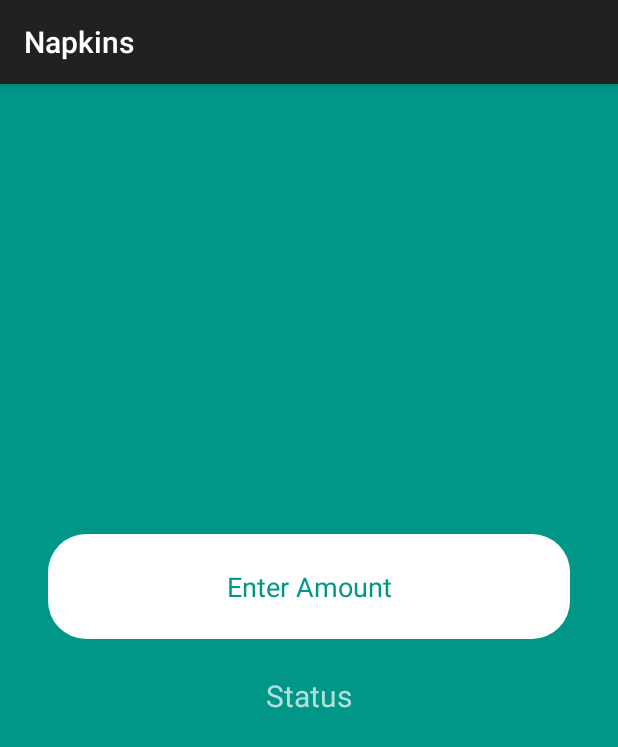
After one commit to kamaljohnson/rit-sanitary-napkins-soft, an Android app: the SendMoneyFromWalletPt2 screen opened directly, with no data from a screen before it, on a phone screen of 412 x 824 dp. The commit adds this screen. Shown: the top 747 px of the screen. Run offline under Robolectric (Android 15) with nearby library versions, the light colour scheme and no system bars; our stand-ins replace Firebase (no records; nobody signed in at launch, a user with empty details on screens opened directly); 1 statement that could not run was skipped.

Commit message:
updating on wallet transaction

```diff
--- a/rit-sanitary-napkins-soft/app/src/main/java/com/xborggames/ivending/LoginActivity.kt
+++ b/rit-sanitary-napkins-soft/app/src/main/java/com/xborggames/ivending/LoginActivity.kt
@@ -16,7 +16,7 @@ class LoginActivity : AppCompatActivity() {
         setContentView(R.layout.activity_login)
 
         sign_in.setOnClickListener {
-            val username = username_edit_text.text.toString()
+            val username = amount_text.text.toString()
             val email = signin_email_edit_text.text.toString()
             val password = signin_password_edit_text.text.toString()
 
@@ -52,7 +52,7 @@ class LoginActivity : AppCompatActivity() {
 
         val user = User (
             uid = uid,
-            username = username_edit_text.text.toString(),
+            username = amount_text.text.toString(),
             wallet = 0,
             mid = "",
             pin = ""
--- /dev/null
+++ b/rit-sanitary-napkins-soft/app/src/main/java/com/xborggames/ivending/SendMoneyFromWalletPt2.kt
@@ -0,0 +1,62 @@
+package com.xborggames.ivending
+
+import android.annotation.SuppressLint
+import android.content.Intent
+import android.support.v7.app.AppCompatActivity
+import android.os.Bundle
+import android.view.View
+import android.widget.Toast
+import com.google.firebase.auth.FirebaseAuth
+import com.google.firebase.database.*
+import kotlinx.android.synthetic.main.activity_send_money_from_wallet_pt2.*
+
+class SendMoneyFromWalletPt2 : AppCompatActivity() {
+
+    private lateinit var database: DatabaseReference
+    private lateinit var postReference: DatabaseReference
+
+    var transaction_id = ""
+
+    override fun onCreate(savedInstanceState: Bundle?) {
+        super.onCreate(savedInstanceState)
+        setContentView(R.layout.activity_send_money_from_wallet_pt2)
+
+        val uid = FirebaseAuth.getInstance().uid ?: ""
+
+        transaction_id = intent.getStringExtra("transaction_id")
+        postReference = FirebaseDatabase.getInstance().reference.child("transactions").child(transaction_id)
+        if(transaction_status.text != "INVALID" && amount_text.text.toString().toInt() > 0) {
+            send_button.visibility = View.VISIBLE
+        }
+        else
+        {
+            send_button.visibility = View.INVISIBLE
+        }
+
+    }
+
+    override fun onStart() {
+        super.onStart()
+        database = FirebaseDatabase.getInstance().reference
+
+        val postListener = object : ValueEventListener {
+            override fun onCancelled(p0: DatabaseError) {
+
+            }
+
+            @SuppressLint("SetTextI18n")
+            override fun onDataChange(dataSnapshot: DataSnapshot) {
+                // Get Post object and use the values to update the UI
+                val transaction = dataSnapshot.getValue(SendMoneyFromWallet.Transactions::class.java)
+                if (transaction != null) {
+                    if(transaction.status == "invalid") {
+                        transaction_status.text = "INVALID"
+                    }else {
+                        transaction_status.text = "VALID"
+                    }
+                }
+            }
+        }
+        postReference.addValueEventListener(postListener)
+    }
+}
--- a/rit-sanitary-napkins-soft/app/src/main/res/layout/activity_item_details_pop_up.xml
+++ b/rit-sanitary-napkins-soft/app/src/main/res/layout/activity_item_details_pop_up.xml
@@ -21,15 +21,18 @@
             android:background="@drawable/rounded_button"/>
     <TextView
             android:text="0Rs"
+            android:textColor="@color/text_color"
             android:layout_width="0dp"
             android:layout_height="70dp"
-            android:id="@+id/item_cost_text" android:layout_marginBottom="100dp"
+            android:id="@+id/item_cost_text"
+            android:layout_marginBottom="100dp"
             app:layout_constraintBottom_toTopOf="@+id/buy_button" app:layout_constraintEnd_toEndOf="@+id/buy_button"
             app:layout_constraintStart_toStartOf="@+id/buy_button"
             android:textAlignment="center"
             android:textSize="50dp"/>
     <TextView
             android:text="wallet balane"
+            android:textColor="@color/text_color"
             android:layout_width="wrap_content"
             android:layout_height="wrap_content"
             android:id="@+id/textView2" app:layout_constraintStart_toStartOf="parent" android:layout_marginLeft="8dp"
@@ -41,6 +44,7 @@
     <TextView
             android:text="100Rs"
             android:layout_width="wrap_content"
+            android:textColor="@color/text_color"
             android:layout_height="wrap_content"
             android:id="@+id/wallet_balance_text"
             app:layout_constraintStart_toEndOf="@+id/textView2"
--- a/rit-sanitary-napkins-soft/app/src/main/res/layout/activity_main.xml
+++ b/rit-sanitary-napkins-soft/app/src/main/res/layout/activity_main.xml
@@ -5,7 +5,7 @@
         xmlns:app="http://schemas.android.com/apk/res-auto"
         android:layout_width="match_parent"
         android:layout_height="match_parent"
-        tools:context=".QRCodeScanner" android:background="@color/sub_background">
+        tools:context=".QRCodeScanner" android:background="@color/main_background">
 
     <Button
             android:layout_width="0dp"
--- a/rit-sanitary-napkins-soft/app/src/main/res/layout/activity_qrcode_scanner.xml
+++ b/rit-sanitary-napkins-soft/app/src/main/res/layout/activity_qrcode_scanner.xml
@@ -5,7 +5,7 @@
         xmlns:app="http://schemas.android.com/apk/res-auto"
         android:layout_width="match_parent"
         android:layout_height="match_parent"
-        android:background="@color/sub_background"
+        android:background="@color/main_background"
         tools:context=".QRCodeScanner">
 
     <SurfaceView
@@ -31,6 +31,7 @@
             android:text="Get Item Details"
             android:layout_width="0dp"
             android:layout_height="70dp"
+            android:visibility="invisible"
             android:id="@+id/get_item_details_button" android:layout_marginBottom="8dp"
             app:layout_constraintBottom_toBottomOf="parent" app:layout_constraintEnd_toEndOf="parent"
             android:layout_marginEnd="32dp" android:layout_marginRight="32dp"
--- a/rit-sanitary-napkins-soft/app/src/main/res/layout/activity_receive_modny_from_wallet.xml
+++ b/rit-sanitary-napkins-soft/app/src/main/res/layout/activity_receive_modny_from_wallet.xml
@@ -5,7 +5,7 @@
         xmlns:app="http://schemas.android.com/apk/res-auto"
         android:layout_width="match_parent"
         android:layout_height="match_parent"
-        android:background="@color/sub_background"
+        android:background="@color/main_background"
         tools:context=".ReceiveMoneyFromWallet">
 
     <ImageView
--- /dev/null
+++ b/rit-sanitary-napkins-soft/app/src/main/res/layout/activity_send_money_from_wallet_pt2.xml
@@ -0,0 +1,50 @@
+<?xml version="1.0" encoding="utf-8"?>
+<android.support.constraint.ConstraintLayout
+        xmlns:android="http://schemas.android.com/apk/res/android"
+        xmlns:tools="http://schemas.android.com/tools"
+        xmlns:app="http://schemas.android.com/apk/res-auto"
+        android:layout_width="match_parent"
+        android:layout_height="match_parent"
+        android:background="@color/main_background"
+        tools:context=".SendMoneyFromWalletPt2">
+
+    <EditText
+            android:layout_width="0dp"
+            android:layout_height="70dp"
+            android:inputType="numberDecimal"
+            android:textColorHint="@color/main_background"
+            android:text=""
+            android:ems="10"
+            android:textAlignment="center"
+            android:id="@+id/amount_text" android:layout_marginTop="300dp"
+            app:layout_constraintTop_toTopOf="parent" android:layout_marginEnd="32dp"
+            app:layout_constraintEnd_toEndOf="parent" android:layout_marginRight="32dp"
+            android:layout_marginStart="32dp"
+            app:layout_constraintStart_toStartOf="parent" android:layout_marginLeft="32dp"
+            android:background="@drawable/rounded_edittext_register"
+            android:textColor="@color/text_color_negative"
+            android:hint="Enter Amount"
+    />
+    <TextView
+            android:text="Status"
+            android:layout_width="wrap_content"
+            android:layout_height="wrap_content"
+            android:textSize="20dp"
+            android:id="@+id/transaction_status" android:layout_marginTop="24dp"
+            app:layout_constraintTop_toBottomOf="@+id/amount_text" app:layout_constraintEnd_toEndOf="parent"
+            android:layout_marginEnd="8dp" android:layout_marginRight="8dp"
+            app:layout_constraintStart_toStartOf="parent" android:layout_marginLeft="8dp"
+            android:layout_marginStart="8dp"/>
+    <Button
+            android:text="Send"
+            android:visibility="invisible"
+            android:layout_width="0dp"
+            android:background="@drawable/rounded_button"
+            android:layout_height="70dp"
+            android:id="@+id/send_button" android:layout_marginBottom="8dp"
+            app:layout_constraintBottom_toBottomOf="parent"
+            app:layout_constraintStart_toStartOf="@+id/amount_text"
+            app:layout_constraintEnd_toEndOf="@+id/amount_text" android:layout_marginTop="8dp"
+            app:layout_constraintTop_toBottomOf="@+id/transaction_status"/>
+
+</android.support.constraint.ConstraintLayout>
--- a/rit-sanitary-napkins-soft/app/src/main/res/layout/activity_sign_in.xml
+++ b/rit-sanitary-napkins-soft/app/src/main/res/layout/activity_sign_in.xml
@@ -5,7 +5,7 @@
         xmlns:app="http://schemas.android.com/apk/res-auto"
         android:layout_width="match_parent"
         android:layout_height="match_parent"
-        tools:context=".SignInActivity" android:background="@color/sub_background">
+        tools:context=".SignInActivity" android:background="@color/main_background">
     <EditText
             android:paddingLeft="16dp"
             android:layout_width="0dp"
--- a/rit-sanitary-napkins-soft/app/src/main/res/values/colors.xml
+++ b/rit-sanitary-napkins-soft/app/src/main/res/values/colors.xml
@@ -1,7 +1,8 @@
 <?xml version="1.0" encoding="utf-8"?>
 <resources>
     <color name="text_color">#FFFFFF</color>
-    <color name="main_background">#462191</color>
-    <color name="sub_background">#7C5EB1</color>
-    <color name="main_button_color">#3F51B5</color>
+    <color name="text_color_negative">#424242</color>
+    <color name="main_background">#009688</color>
+    <color name="sub_background">#8BC34A</color>
+    <color name="main_button_color">#CDDC39</color>
 </resources>
```
Also changed, not shown: rit-sanitary-napkins-soft/app/src/main/AndroidManifest.xml (+2 -6 lines), rit-sanitary-napkins-soft/app/src/main/java/com/xborggames/ivending/QRCodeScanner.kt (+6 -1 lines), rit-sanitary-napkins-soft/app/src/main/java/com/xborggames/ivending/SendMoneyFromWallet.kt (+34 -3 lines), rit-sanitary-napkins-soft/app/src/main/res/layout/activity_login.xml (+9 -8 lines), rit-sanitary-napkins-soft/app/src/main/res/layout/activity_send_money_from_wallet.xml (+12 -1 lines), 1 other file.
